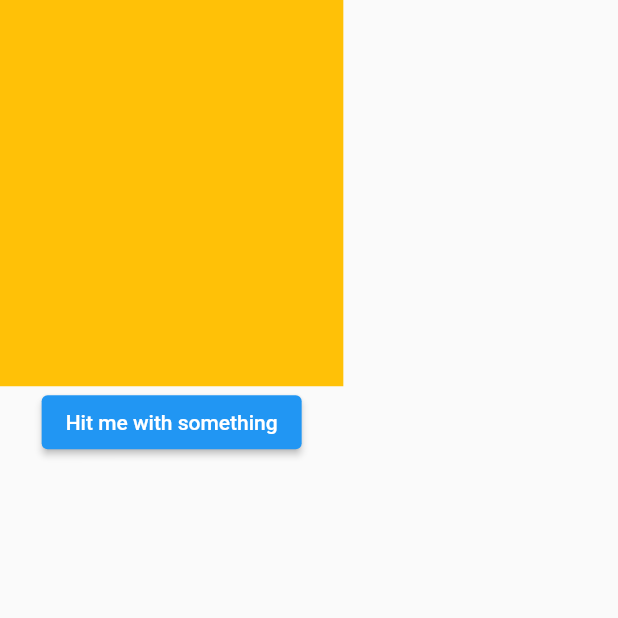
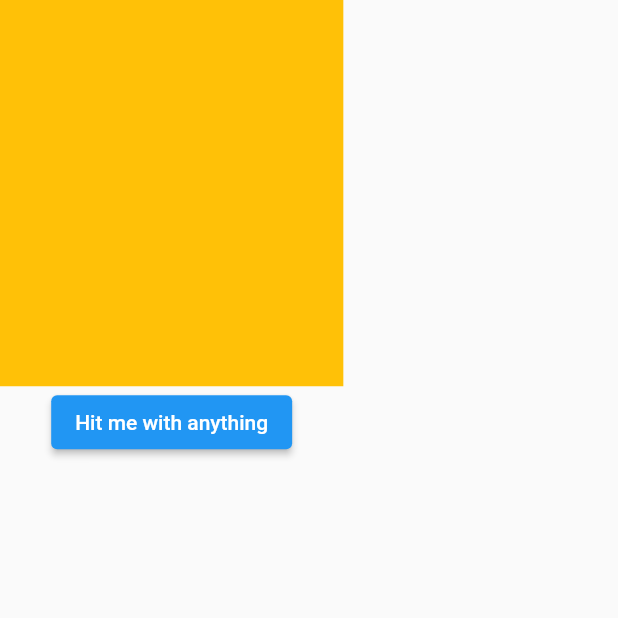
Before and after one commit to iamalok12/eshop, a Flutter app: the screen it shows after launch, on a phone screen of 412 x 824 dp, the top half of it. Run offline on Flutter 3.47's test engine with Material 2 defaults, Android fonts, the light colour scheme and no system bars; our stand-ins replace flutter_screenutil.

Commit message:
little changes

```diff
--- a/lib/main.dart
+++ b/lib/main.dart
@@ -1,4 +1,5 @@
 import 'package:eshop/screens/screens.dart';
+import 'dart.io';
 import 'package:flutter/material.dart';
 import 'package:flutter_screenutil/flutter_screenutil.dart';
 
--- a/lib/screens/splash_screen/splash_screen.dart
+++ b/lib/screens/splash_screen/splash_screen.dart
@@ -26,7 +26,7 @@ class SplashScreen extends StatelessWidget {
                     },
                   );
                 },
-                child: const Text("Hit me with something"))
+                child: const Text("Hit me with anything"))
           ],
         ),
       ),
```
